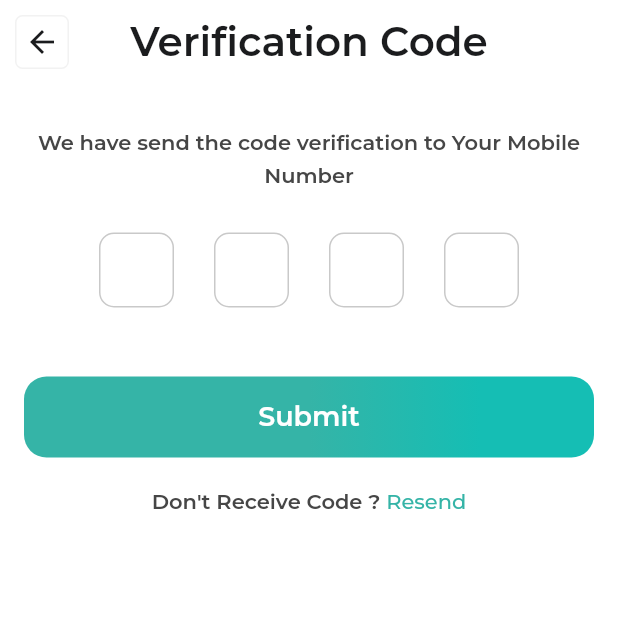
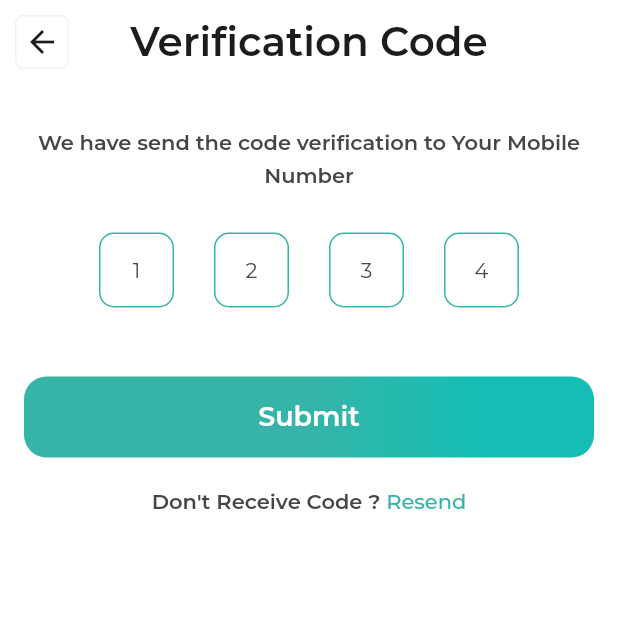
Before and after one commit to icsicsics/school, a Flutter app: the VerifyScreen screen opened directly, on a phone screen of 412 x 824 dp, the top half of it. Run offline on Flutter 3.47's test engine with Material 2 defaults, Android fonts, the phone set to English and light mode, and no system bars; drawn by our look-alikes of pin_code_fields; our stand-ins replace device_info_plus, dio, firebase_core, firebase_messaging, flutter_bloc, flutter_local_notifications and 10 more; accounts and stored records are empty; network calls fail; project files that could hold a hidden picture were left out.

Commit message:
handle chert

```diff
--- a/lib/presentation/ui/authentication/login/login_screen.dart
+++ b/lib/presentation/ui/authentication/login/login_screen.dart
@@ -20,7 +20,7 @@ class LoginScreen extends BaseStatefulWidget {
 
 class _LoginScreenState extends BaseState<LoginScreen> {
   LoginBloc get _loginBloc => BlocProvider.of<LoginBloc>(context);
-  TextEditingController countryController = TextEditingController();
+  TextEditingController countryController = TextEditingController(text: "7 9519 1633");
   bool _isFather = false;
 
   @override
--- a/lib/presentation/ui/authentication/verify/widgets/verify_content_widget.dart
+++ b/lib/presentation/ui/authentication/verify/widgets/verify_content_widget.dart
@@ -16,7 +16,7 @@ class VerifyContentWidget extends StatefulWidget {
 }
 
 class _VerifyContentWidgetState extends State<VerifyContentWidget> {
-  TextEditingController pinController = TextEditingController();
+  TextEditingController pinController = TextEditingController(text: "1234");
 
   @override
   Widget build(BuildContext context) {
--- a/lib/presentation/ui/school_houses/widgets/chart_content_widget.dart
+++ b/lib/presentation/ui/school_houses/widgets/chart_content_widget.dart
@@ -25,9 +25,9 @@ class _ChartContentWidgetState extends State<ChartContentWidget> {
       SalesData(
           x: "hello 1",
           y: widget.schoolHousesBloc.getClassHousesResponse.data![0].totalPointsHouse!.toDouble()),
-      SalesData(x: "hello 2", y: 20),
-      SalesData(x: "hello 3", y: 30),
-      SalesData(x: "hello 4", y: 40),
+      SalesData(x: "hello 2", y: widget.schoolHousesBloc.getClassHousesResponse.data![1].totalPointsHouse!.toDouble()),
+      SalesData(x: "hello 3", y: widget.schoolHousesBloc.getClassHousesResponse.data![2].totalPointsHouse!.toDouble()),
+      SalesData(x: "hello 4", y:widget.schoolHousesBloc.getClassHousesResponse.data![3].totalPointsHouse!.toDouble()),
     ];
 
     return Align(
```
